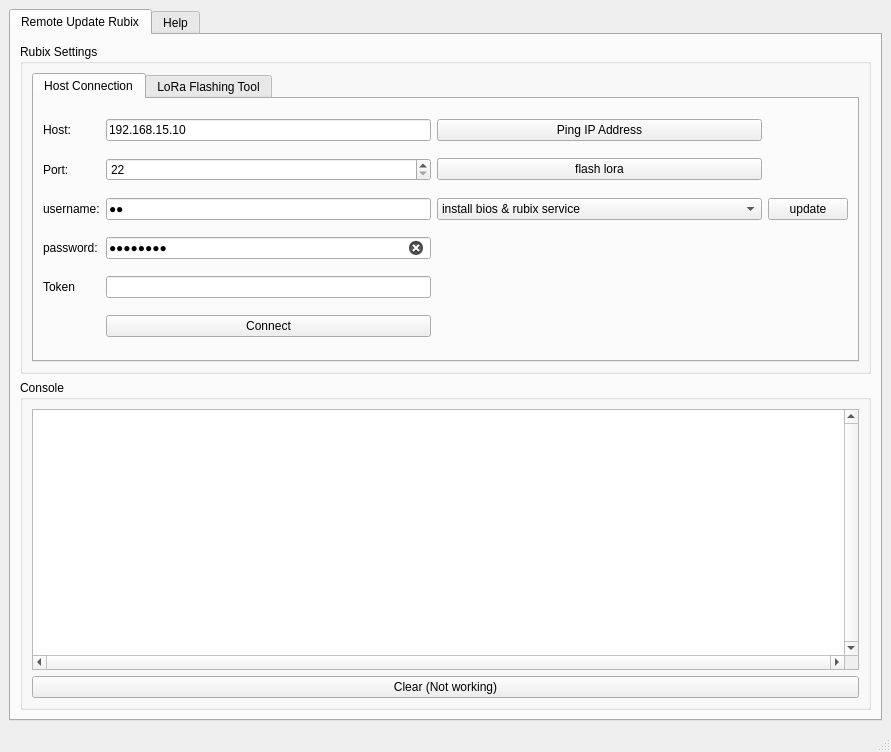
The window that resources/views/MainWindow.ui (NubeIO/rubix-updater-gui) describes before a commit, drawn with Qt 5.
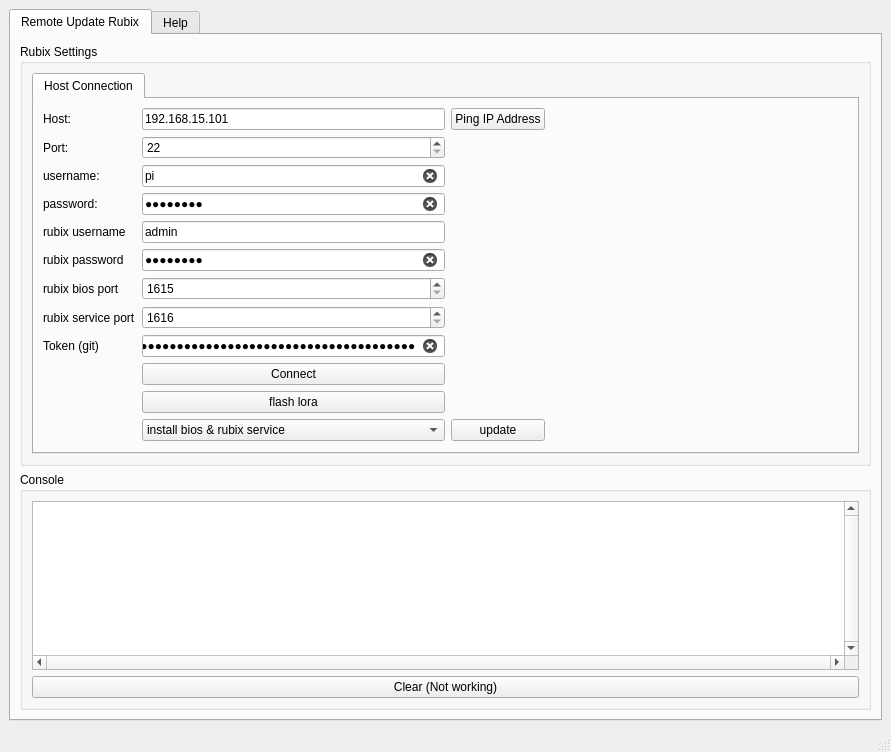
The same window after the commit.

What changed in the file:
```diff
--- a/resources/views/MainWindow.ui
+++ b/resources/views/MainWindow.ui
@@ -95,81 +95,17 @@
                <string>Host Connection</string>
               </attribute>
               <layout class="QGridLayout" name="gridLayout">
-               <item row="5" column="2">
-                <widget class="QLineEdit" name="github_token">
-                 <property name="echoMode">
-                  <enum>QLineEdit::PasswordEchoOnEdit</enum>
-                 </property>
-                 <property name="clearButtonEnabled">
-                  <bool>true</bool>
-                 </property>
-                </widget>
-               </item>
-               <item row="3" column="2">
-                <widget class="QLineEdit" name="setting_remote_update_password">
+               <item row="8" column="0">
+                <widget class="QLabel" name="label_6">
                  <property name="text">
-                  <string>N00BRCRC</string>
+                  <string>Token (git)</string>
                  </property>
-                 <property name="echoMode">
-                  <enum>QLineEdit::PasswordEchoOnEdit</enum>
-                 </property>
-                 <property name="clearButtonEnabled">
-                  <bool>true</bool>
-                 </property>
                 </widget>
                </item>
-               <item row="1" column="2">
-                <widget class="QSpinBox" name="setting_remote_update_port">
-                 <property name="minimum">
-                  <number>22</number>
-                 </property>
-                 <property name="maximum">
-                  <number>2000</number>
-                 </property>
-                </widget>
-               </item>
-               <item row="6" column="2">
-                <widget class="QPushButton" name="action_remote_update_connect">
+               <item row="5" column="0">
+                <widget class="QLabel" name="label_7">
                  <property name="text">
-                  <string>Connect</string>
-                 </property>
-                </widget>
-               </item>
-               <item row="2" column="2">
-                <widget class="QLineEdit" name="setting_remote_update_user">
-                 <property name="text">
-                  <string>pi</string>
-                 </property>
-                 <property name="echoMode">
-                  <enum>QLineEdit::PasswordEchoOnEdit</enum>
-                 </property>
-                </widget>
-               </item>
-               <item row="0" column="2">
-                <widget class="QLineEdit" name="setting_remote_update_host">
-                 <property name="text">
-                  <string>192.168.15.10</string>
-                 </property>
-                </widget>
-               </item>
-               <item row="2" column="3">
-                <widget class="QComboBox" name="setting_remote_update_type">
-                 <item>
-                  <property name="text">
-                   <string>install bios &amp; rubix service</string>
-                  </property>
-                 </item>
-                 <item>
-                  <property name="text">
-                   <string>install rubix service</string>
-                  </property>
-                 </item>
-                </widget>
-               </item>
-               <item row="2" column="0">
-                <widget class="QLabel" name="label_2">
-                 <property name="text">
-                  <string>username:</string>
+                  <string>rubix password</string>
                  </property>
                 </widget>
                </item>
@@ -186,17 +122,42 @@
                  </property>
                 </widget>
                </item>
-               <item row="3" column="0">
-                <widget class="QLabel" name="label_4">
+               <item row="8" column="2">
+                <widget class="QLineEdit" name="github_token">
                  <property name="text">
-                  <string>password:</string>
+                  <string>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</string>
                  </property>
+                 <property name="echoMode">
+                  <enum>QLineEdit::PasswordEchoOnEdit</enum>
+                 </property>
+                 <property name="clearButtonEnabled">
+                  <bool>true</bool>
+                 </property>
                 </widget>
                </item>
-               <item row="1" column="3">
-                <widget class="QPushButton" name="action_lora_reflash">
+               <item row="3" column="2">
+                <widget class="QLineEdit" name="setting_remote_update_password">
                  <property name="text">
-                  <string>flash lora</string>
+                  <string>N00BRCRC</string>
+                 </property>
+                 <property name="echoMode">
+                  <enum>QLineEdit::PasswordEchoOnEdit</enum>
+                 </property>
+                 <property name="clearButtonEnabled">
+                  <bool>true</bool>
+                 </property>
+                </widget>
+               </item>
+               <item row="2" column="2">
+                <widget class="QLineEdit" name="setting_remote_update_user">
+                 <property name="text">
+                  <string>pi</string>
+                 </property>
+                 <property name="echoMode">
+                  <enum>QLineEdit::Normal</enum>
+                 </property>
+                 <property name="clearButtonEnabled">
+                  <bool>true</bool>
                  </property>
                 </widget>
                </item>
@@ -207,7 +168,7 @@
                  </property>
                 </widget>
                </item>
-               <item row="6" column="3">
+               <item row="12" column="4">
                 <spacer name="horizontalSpacer_2">
                  <property name="orientation">
                   <enum>Qt::Horizontal</enum>
@@ -220,6 +181,61 @@
                  </property>
                 </spacer>
                </item>
+               <item row="6" column="0">
+                <widget class="QLabel" name="label_9">
+                 <property name="text">
+                  <string>rubix bios port</string>
+                 </property>
+                </widget>
+               </item>
+               <item row="2" column="0">
+                <widget class="QLabel" name="label_2">
+                 <property name="text">
+                  <string>username:</string>
+                 </property>
+                </widget>
+               </item>
+               <item row="5" column="2">
+                <widget class="QLineEdit" name="rubix_password">
+                 <property name="text">
+                  <string>N00BRCRC</string>
+                 </property>
+                 <property name="echoMode">
+                  <enum>QLineEdit::PasswordEchoOnEdit</enum>
+                 </property>
+                 <property name="clearButtonEnabled">
+                  <bool>true</bool>
+                 </property>
+                </widget>
+               </item>
+               <item row="10" column="2">
+                <widget class="QPushButton" name="action_remote_update_connect">
+                 <property name="text">
+                  <string>Connect</string>
+                 </property>
+                </widget>
+               </item>
+               <item row="4" column="2">
+                <widget class="QLineEdit" name="rubix_username">
+                 <property name="text">
+                  <string>admin</string>
+                 </property>
+                </widget>
+               </item>
+               <item row="4" column="0">
+                <widget class="QLabel" name="label_5">
+                 <property name="text">
+                  <string>rubix username</string>
+                 </property>
+                </widget>
+               </item>
+               <item row="0" column="2">
+                <widget class="QLineEdit" name="setting_remote_update_host">
+                 <property name="text">
+                  <string>192.168.15.101</string>
+                 </property>
+                </widget>
+               </item>
                <item row="1" column="0">
                 <widget class="QLabel" name="label_3">
                  <property name="text">
@@ -227,28 +243,80 @@
                  </property>
                 </widget>
                </item>
-               <item row="5" column="0">
-                <widget class="QLabel" name="label_6">
+               <item row="12" column="2">
+                <widget class="QComboBox" name="setting_remote_update_type">
+                 <item>
+                  <property name="text">
+                   <string>install bios &amp; rubix service</string>
+                  </property>
+                 </item>
+                 <item>
+                  <property name="text">
+                   <string>install rubix service</string>
+                  </property>
+                 </item>
+                </widget>
+               </item>
+               <item row="11" column="2">
+                <widget class="QPushButton" name="action_lora_reflash">
                  <property name="text">
-                  <string>Token</string>
+                  <string>flash lora</string>
                  </property>
                 </widget>
                </item>
-               <item row="2" column="4">
+               <item row="3" column="0">
+                <widget class="QLabel" name="label_4">
+                 <property name="text">
+                  <string>password:</string>
+                 </property>
+                </widget>
+               </item>
+               <item row="1" column="2">
+                <widget class="QSpinBox" name="setting_remote_update_port">
+                 <property name="minimum">
+                  <number>22</number>
+                 </property>
+                 <property name="maximum">
+                  <number>2000</number>
+                 </property>
+                </widget>
+               </item>
+               <item row="12" column="3">
                 <widget class="QPushButton" name="action_remote_update">
                  <property name="text">
                   <string>update</string>
                  </property>
                 </widget>
                </item>
+               <item row="7" column="2">
+                <widget class="QSpinBox" name="rubix_service_port">
+                 <property name="minimum">
+                  <number>1616</number>
+                 </property>
+                 <property name="maximum">
+                  <number>60000</number>
+                 </property>
+                </widget>
+               </item>
+               <item row="7" column="0">
+                <widget class="QLabel" name="label_10">
+                 <property name="text">
+                  <string>rubix service port</string>
+                 </property>
+                </widget>
+               </item>
+               <item row="6" column="2">
+                <widget class="QSpinBox" name="rubix_bios_port">
+                 <property name="minimum">
+                  <number>1615</number>
+                 </property>
+                 <property name="maximum">
+                  <number>60000</number>
+                 </property>
+                </widget>
+               </item>
               </layout>
              </widget>
-             <widget class="QWidget" name="tab_2">
-              <attribute name="title">
-               <string>LoRa Flashing Tool</string>
-              </attribute>
-              <layout class="QGridLayout" name="gridLayout_2"/>
-             </widget>
             </widget>
            </item>
           </layout>
```
